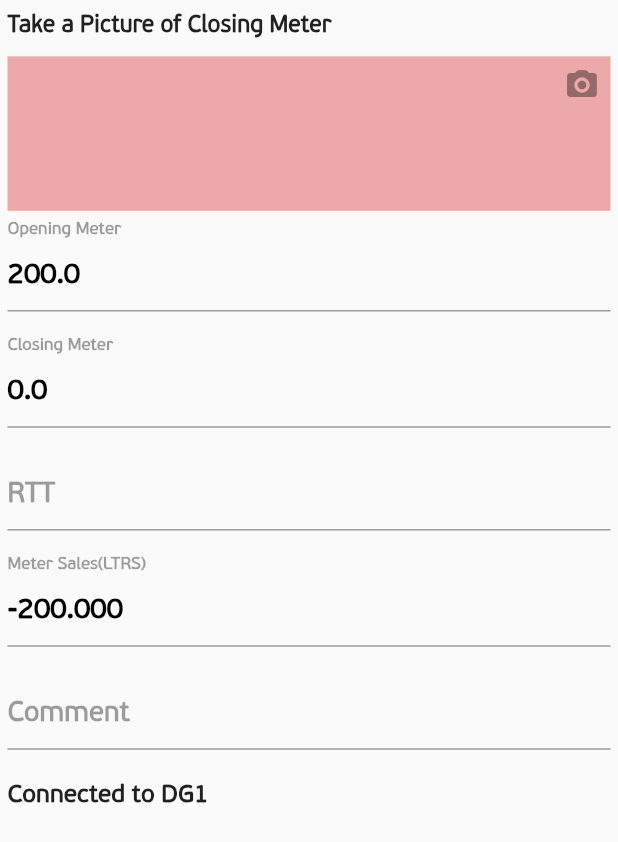
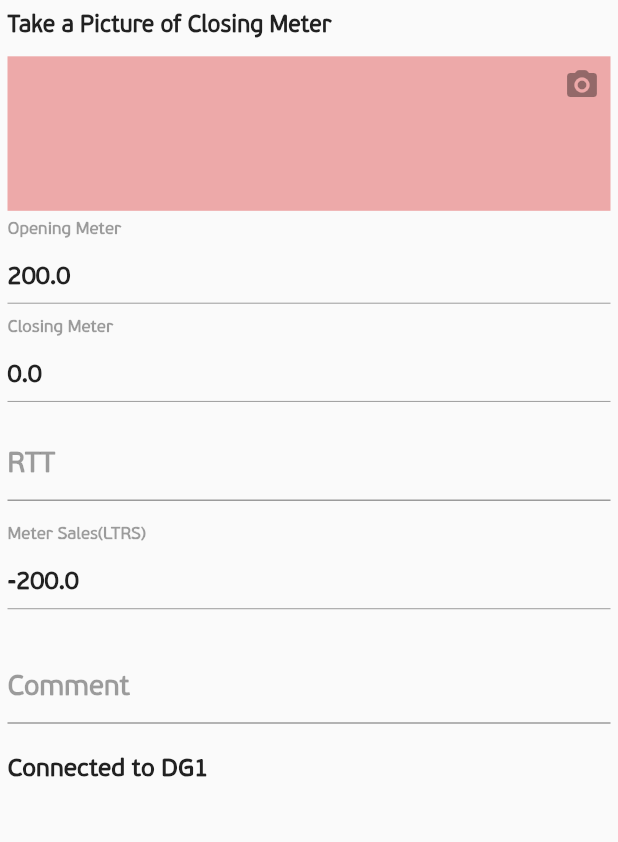
Before and after one commit to Mr-Ashitey/qg_stock_take_app, a Flutter app: the NozzleItem screen opened directly, on a phone screen of 412 x 824 dp. Shown: the top 842 px of the screen. Run offline on Flutter 3.47's test engine with Material 2 defaults, Android fonts, the light colour scheme and no system bars.

Commit message:
change textfields of meter readings to text

```diff
--- a/lib/screens/stock_take_details/sales/nozzle_tabs/nozzle_item.dart
+++ b/lib/screens/stock_take_details/sales/nozzle_tabs/nozzle_item.dart
@@ -46,24 +46,32 @@ class _NozzleItemState extends State<NozzleItem>
           getText(
             'Opening Meter',
           ),
-          getField(
-            '200.0',
-            Colors.black,
+          SizedBox(height: getProportionateScreenHeight(15)),
+          getMeterReading(
+            200.0,
           ),
+          const Divider(
+            color: Colors.black38,
+          ),
+          SizedBox(height: getProportionateScreenHeight(1)),
+          getText('Closing Meter'),
           SizedBox(height: getProportionateScreenHeight(15)),
-          getText('Closing Meter'),
-          getField(
-            '0.0',
-            Colors.black,
+          getMeterReading(
+            0.00,
           ),
-          SizedBox(height: getProportionateScreenHeight(20)),
+          const Divider(color: Colors.black38),
+          SizedBox(height: getProportionateScreenHeight(10)),
           getField(
             'RTT',
             Colors.black38,
           ),
           SizedBox(height: getProportionateScreenHeight(15)),
           getText('Meter Sales(LTRS)'),
-          getField('-200.000', Colors.black),
+          SizedBox(height: getProportionateScreenHeight(15)),
+          getMeterReading(
+            -200.00,
+          ),
+          const Divider(color: Colors.black38),
           SizedBox(height: getProportionateScreenHeight(20)),
           getField(
             'Comment',
@@ -80,6 +88,16 @@ class _NozzleItemState extends State<NozzleItem>
         ],
       ),
     ));
+  }
+
+  Text getMeterReading(double meterReading) {
+    return Text(
+      "$meterReading",
+      style: const TextStyle(
+        fontSize: 16,
+        fontWeight: FontWeight.w600,
+      ),
+    );
   }
 
 // method to get text header of some fields
```
